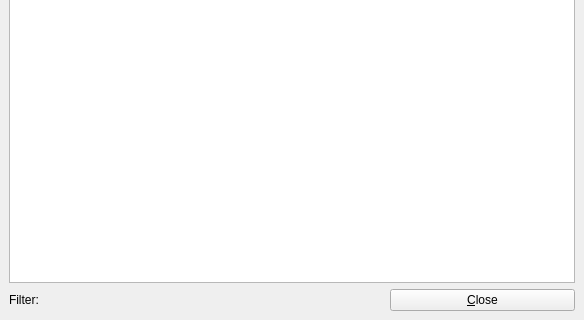
This is libs/seiscomp/gui/core/logmanager.ui in SeisComP/common as Qt 5 draws it before an edit; both pictures show x 0 to 584 and y 193 to 513 of the 584 by 513 pixel window. The edited form follows.
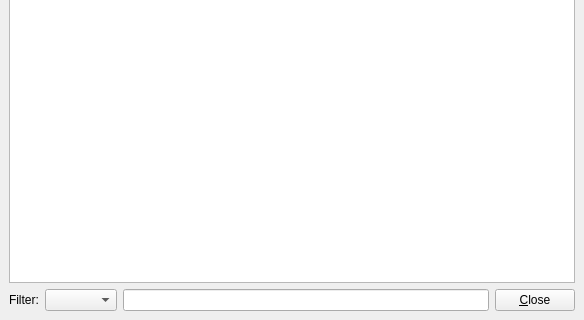
This is the edited form. Icons and pictures are not drawn.

Commit message: [gui] Improve LogManager and add shortcut to open (alt+ctrl+l)

What changed in the file:
```diff
--- a/libs/seiscomp/gui/core/logmanager.ui
+++ b/libs/seiscomp/gui/core/logmanager.ui
@@ -55,24 +55,43 @@
        <number>0</number>
       </property>
       <item>
-       <widget class="QLabel" name="label">
+       <widget class="QLabel" name="labelFilter">
+        <property name="sizePolicy">
+         <sizepolicy hsizetype="Maximum" vsizetype="Preferred">
+          <horstretch>0</horstretch>
+          <verstretch>0</verstretch>
+         </sizepolicy>
+        </property>
         <property name="text">
          <string>Filter:</string>
         </property>
        </widget>
       </item>
       <item>
-       <widget class="QFrame" name="placeHolder">
-        <property name="frameShape">
-         <enum>QFrame::NoFrame</enum>
+       <widget class="QComboBox" name="comboFilterSource">
+        <property name="sizePolicy">
+         <sizepolicy hsizetype="Maximum" vsizetype="Fixed">
+          <horstretch>0</horstretch>
+          <verstretch>0</verstretch>
+         </sizepolicy>
         </property>
-        <property name="frameShadow">
-         <enum>QFrame::Raised</enum>
+       </widget>
+      </item>
+      <item>
+       <widget class="QLineEdit" name="editFilter">
+        <property name="toolTip">
+         <string>Apply filter string to table column 'Log'</string>
         </property>
        </widget>
       </item>
       <item>
        <widget class="QPushButton" name="pushButton">
+        <property name="sizePolicy">
+         <sizepolicy hsizetype="Maximum" vsizetype="Fixed">
+          <horstretch>0</horstretch>
+          <verstretch>0</verstretch>
+         </sizepolicy>
+        </property>
         <property name="text">
          <string>&amp;Close</string>
         </property>
```
Left out of the diff: 33 changed lines with no effect on the pictures. The commit also changes 4 other files.
